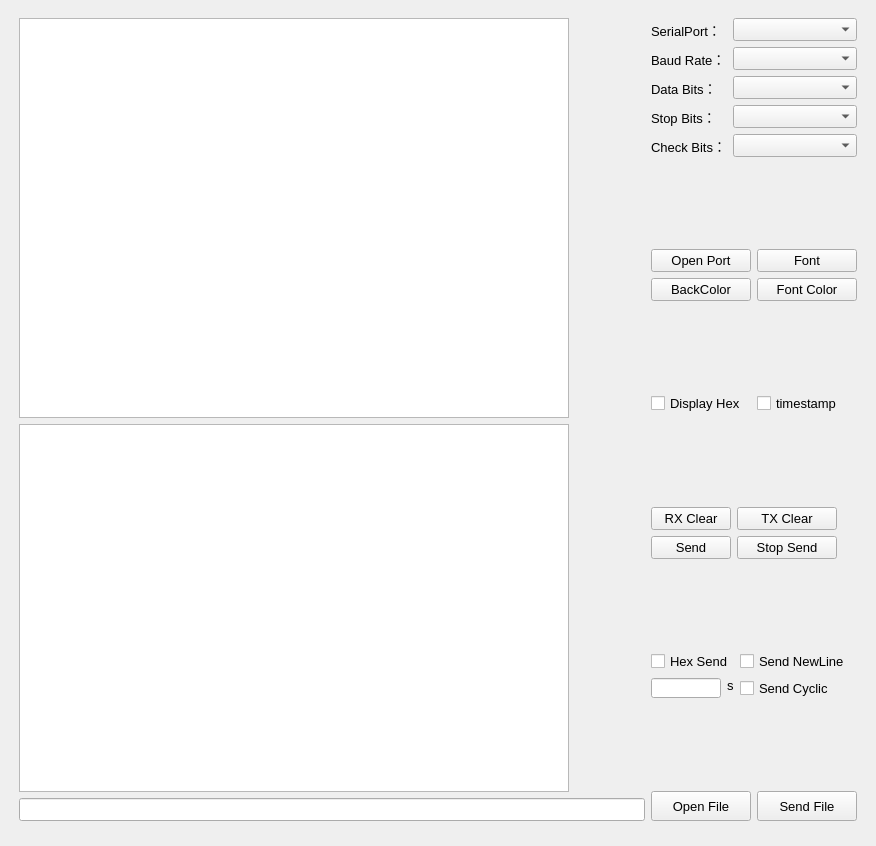
Before: the Qt Designer form src/mainwindow.ui in SandroDickens/SupperCOM, drawn with Qt 5.
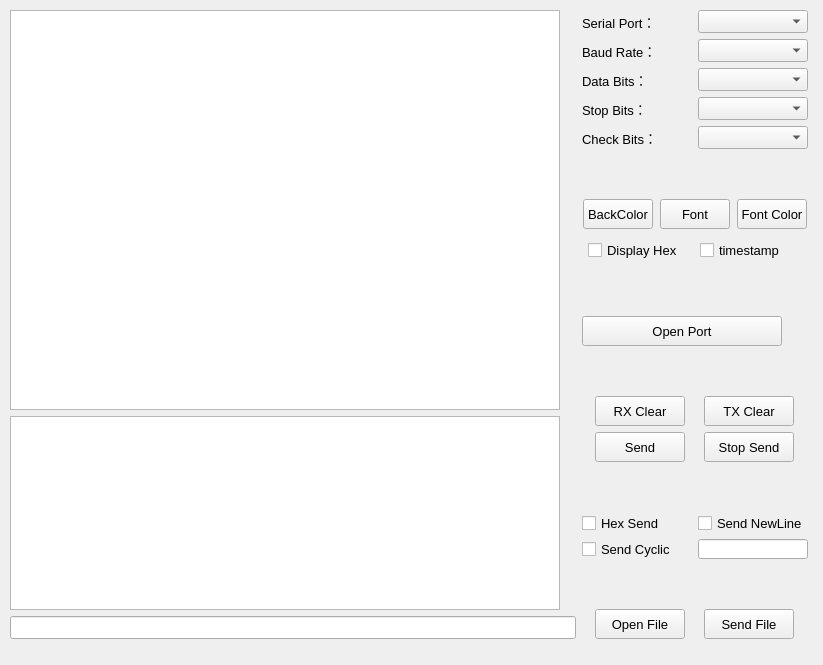
After: the same form once the commit is applied. Icons and pictures are not drawn.

Diff of the .ui file:
```diff
--- a/src/mainwindow.ui
+++ b/src/mainwindow.ui
@@ -6,8 +6,8 @@
    <rect>
     <x>0</x>
     <y>0</y>
-    <width>876</width>
-    <height>846</height>
+    <width>823</width>
+    <height>665</height>
    </rect>
   </property>
   <property name="minimumSize">
@@ -27,15 +27,15 @@
    <widget class="QWidget" name="">
     <property name="geometry">
      <rect>
-      <x>19</x>
-      <y>18</y>
-      <width>838</width>
-      <height>803</height>
+      <x>10</x>
+      <y>10</y>
+      <width>798</width>
+      <height>629</height>
      </rect>
     </property>
-    <layout class="QHBoxLayout" name="horizontalLayout_3">
+    <layout class="QHBoxLayout" name="horizontalLayout_8">
      <item>
-      <layout class="QVBoxLayout" name="verticalLayout_2">
+      <layout class="QVBoxLayout" name="verticalLayout_4">
        <item>
         <widget class="QTextBrowser" name="recvTextBrowser">
          <property name="sizePolicy">
@@ -99,9 +99,9 @@
       </layout>
      </item>
      <item>
-      <layout class="QVBoxLayout" name="verticalLayout">
+      <layout class="QVBoxLayout" name="verticalLayout_3">
        <item>
-        <layout class="QFormLayout" name="formLayout">
+        <layout class="QGridLayout" name="gridLayout">
          <item row="0" column="0">
           <widget class="QLabel" name="label_1">
            <property name="font">
@@ -114,7 +114,7 @@
             <locale language="Chinese" country="China"/>
            </property>
            <property name="text">
-            <string>SerialPort：</string>
+            <string>Serial Port：</string>
            </property>
            <property name="textFormat">
             <enum>Qt::PlainText</enum>
@@ -239,74 +239,38 @@
        </item>
        <item>
         <spacer name="verticalSpacer">
-         <property name="font">
-          <font>
-           <family>Arial</family>
-           <pointsize>10</pointsize>
-          </font>
-         </property>
          <property name="orientation">
           <enum>Qt::Vertical</enum>
          </property>
          <property name="sizeHint" stdset="0">
           <size>
            <width>20</width>
-           <height>53</height>
+           <height>40</height>
           </size>
          </property>
         </spacer>
        </item>
        <item>
-        <layout class="QGridLayout" name="gridLayout">
-         <item row="0" column="0">
-          <widget class="QPushButton" name="openSerialPortBtn">
-           <property name="maximumSize">
-            <size>
-             <width>100</width>
-             <height>30</height>
-            </size>
-           </property>
-           <property name="font">
-            <font>
-             <family>Arial</family>
-             <pointsize>10</pointsize>
-            </font>
-           </property>
-           <property name="locale">
-            <locale language="Chinese" country="China"/>
-           </property>
-           <property name="text">
-            <string>Open Port</string>
-           </property>
-          </widget>
-         </item>
-         <item row="0" column="1">
-          <widget class="QPushButton" name="setFontBtn">
-           <property name="maximumSize">
-            <size>
-             <width>100</width>
-             <height>30</height>
-            </size>
-           </property>
-           <property name="font">
-            <font>
-             <family>Arial</family>
-             <pointsize>10</pointsize>
-            </font>
-           </property>
-           <property name="locale">
-            <locale language="Chinese" country="China"/>
-           </property>
-           <property name="text">
-            <string>Font</string>
-           </property>
-          </widget>
-         </item>
-         <item row="1" column="0">
+        <layout class="QVBoxLayout" name="verticalLayout">
+         <item>
+          <layout class="QHBoxLayout" name="horizontalLayout">
+           <item>
           <widget class="QPushButton" name="setBGColorBtn">
+             <property name="sizePolicy">
+              <sizepolicy hsizetype="Fixed" vsizetype="Fixed">
+               <horstretch>0</horstretch>
+               <verstretch>0</verstretch>
+              </sizepolicy>
+             </property>
+             <property name="minimumSize">
+              <size>
+               <width>70</width>
+               <height>30</height>
+              </size>
+             </property>
            <property name="maximumSize">
             <size>
-             <width>100</width>
+               <width>70</width>
              <height>30</height>
             </size>
            </property>
@@ -324,11 +288,57 @@
            </property>
           </widget>
          </item>
-         <item row="1" column="1">
+           <item>
+            <widget class="QPushButton" name="setFontBtn">
+             <property name="sizePolicy">
+              <sizepolicy hsizetype="Fixed" vsizetype="Fixed">
+               <horstretch>0</horstretch>
+               <verstretch>0</verstretch>
+              </sizepolicy>
+             </property>
+             <property name="minimumSize">
+              <size>
+               <width>70</width>
+               <height>30</height>
+              </size>
+             </property>
+             <property name="maximumSize">
+              <size>
+               <width>70</width>
+               <height>30</height>
+              </size>
+             </property>
+             <property name="font">
+              <font>
+               <family>Arial</family>
+               <pointsize>10</pointsize>
+              </font>
+             </property>
+             <property name="locale">
+              <locale language="Chinese" country="China"/>
+             </property>
+             <property name="text">
+              <string>Font</string>
+             </property>
+            </widget>
+           </item>
+           <item>
           <widget class="QPushButton" name="setFontColorBtn">
+             <property name="sizePolicy">
+              <sizepolicy hsizetype="Fixed" vsizetype="Fixed">
+               <horstretch>0</horstretch>
+               <verstretch>0</verstretch>
+              </sizepolicy>
+             </property>
+             <property name="minimumSize">
+              <size>
+               <width>70</width>
+               <height>30</height>
+              </size>
+             </property>
            <property name="maximumSize">
             <size>
-             <width>100</width>
+               <width>70</width>
              <height>30</height>
             </size>
            </property>
@@ -349,28 +359,27 @@
         </layout>
        </item>
        <item>
-        <spacer name="verticalSpacer_3">
-         <property name="font">
-          <font>
-           <family>Arial</family>
-           <pointsize>10</pointsize>
-          </font>
-         </property>
-         <property name="orientation">
-          <enum>Qt::Vertical</enum>
-         </property>
-         <property name="sizeHint" stdset="0">
-          <size>
-           <width>20</width>
-           <height>52</height>
-          </size>
-         </property>
-        </spacer>
-       </item>
-       <item>
-        <layout class="QHBoxLayout" name="horizontalLayout">
+          <layout class="QHBoxLayout" name="horizontalLayout_6">
          <item>
           <widget class="QCheckBox" name="hexDisplay">
+             <property name="sizePolicy">
+              <sizepolicy hsizetype="Fixed" vsizetype="Fixed">
+               <horstretch>0</horstretch>
+               <verstretch>0</verstretch>
+              </sizepolicy>
+             </property>
+             <property name="minimumSize">
+              <size>
+               <width>100</width>
+               <height>30</height>
+              </size>
+             </property>
+             <property name="maximumSize">
+              <size>
+               <width>100</width>
+               <height>30</height>
+              </size>
+             </property>
            <property name="font">
             <font>
              <family>Arial</family>
@@ -387,6 +396,24 @@
          </item>
          <item>
           <widget class="QCheckBox" name="timeStamp">
+             <property name="sizePolicy">
+              <sizepolicy hsizetype="Fixed" vsizetype="Fixed">
+               <horstretch>0</horstretch>
+               <verstretch>0</verstretch>
+              </sizepolicy>
+             </property>
+             <property name="minimumSize">
+              <size>
+               <width>100</width>
+               <height>30</height>
+              </size>
+             </property>
+             <property name="maximumSize">
+              <size>
+               <width>100</width>
+               <height>30</height>
+              </size>
+             </property>
            <property name="font">
             <font>
              <family>Arial</family>
@@ -403,32 +430,89 @@
          </item>
         </layout>
        </item>
+        </layout>
+       </item>
        <item>
         <spacer name="verticalSpacer_2">
+         <property name="orientation">
+          <enum>Qt::Vertical</enum>
+         </property>
+         <property name="sizeHint" stdset="0">
+          <size>
+           <width>20</width>
+           <height>18</height>
+          </size>
+         </property>
+        </spacer>
+       </item>
+       <item>
+        <widget class="QPushButton" name="openSerialPortBtn">
+         <property name="sizePolicy">
+          <sizepolicy hsizetype="Fixed" vsizetype="Fixed">
+           <horstretch>0</horstretch>
+           <verstretch>0</verstretch>
+          </sizepolicy>
+         </property>
+         <property name="minimumSize">
+          <size>
+           <width>200</width>
+           <height>30</height>
+          </size>
+         </property>
+         <property name="maximumSize">
+          <size>
+           <width>200</width>
+           <height>30</height>
+          </size>
+         </property>
          <property name="font">
           <font>
            <family>Arial</family>
            <pointsize>10</pointsize>
           </font>
          </property>
+         <property name="locale">
+          <locale language="Chinese" country="China"/>
+         </property>
+         <property name="text">
+          <string>Open Port</string>
+         </property>
+        </widget>
+       </item>
+       <item>
+        <spacer name="verticalSpacer_5">
          <property name="orientation">
           <enum>Qt::Vertical</enum>
          </property>
          <property name="sizeHint" stdset="0">
           <size>
            <width>20</width>
-           <height>53</height>
+           <height>13</height>
           </size>
          </property>
         </spacer>
        </item>
        <item>
-        <layout class="QFormLayout" name="formLayout_2">
-         <item row="0" column="0">
+        <layout class="QVBoxLayout" name="verticalLayout_2">
+         <item>
+          <layout class="QHBoxLayout" name="horizontalLayout_3">
+           <item>
           <widget class="QPushButton" name="cleanDisplayArea">
+             <property name="sizePolicy">
+              <sizepolicy hsizetype="Fixed" vsizetype="Fixed">
+               <horstretch>0</horstretch>
+               <verstretch>0</verstretch>
+              </sizepolicy>
+             </property>
+             <property name="minimumSize">
+              <size>
+               <width>90</width>
+               <height>30</height>
+              </size>
+             </property>
            <property name="maximumSize">
             <size>
-             <width>100</width>
+               <width>90</width>
              <height>30</height>
             </size>
            </property>
@@ -446,11 +530,23 @@
            </property>
           </widget>
          </item>
-         <item row="0" column="1">
+           <item>
           <widget class="QPushButton" name="cleanSendArea">
+             <property name="sizePolicy">
+              <sizepolicy hsizetype="Fixed" vsizetype="Fixed">
+               <horstretch>0</horstretch>
+               <verstretch>0</verstretch>
+              </sizepolicy>
+             </property>
+             <property name="minimumSize">
+              <size>
+               <width>90</width>
+               <height>30</height>
+              </size>
+             </property>
            <property name="maximumSize">
             <size>
-             <width>100</width>
+               <width>90</width>
              <height>30</height>
             </size>
            </property>
@@ -468,11 +564,27 @@
            </property>
           </widget>
          </item>
-         <item row="1" column="0">
+          </layout>
+         </item>
+         <item>
+          <layout class="QHBoxLayout" name="horizontalLayout_4">
+           <item>
           <widget class="QPushButton" name="sendBtn">
+             <property name="sizePolicy">
+              <sizepolicy hsizetype="Fixed" vsizetype="Fixed">
+               <horstretch>0</horstretch>
+               <verstretch>0</verstretch>
+              </sizepolicy>
+             </property>
+             <property name="minimumSize">
+              <size>
+               <width>90</width>
+               <height>30</height>
+              </size>
+             </property>
            <property name="maximumSize">
             <size>
-             <width>100</width>
+               <width>90</width>
              <height>30</height>
             </size>
            </property>
@@ -490,11 +602,23 @@
            </property>
           </widget>
          </item>
-         <item row="1" column="1">
+           <item>
           <widget class="QPushButton" name="stopSendBtn">
+             <property name="sizePolicy">
+              <sizepolicy hsizetype="Fixed" vsizetype="Fixed">
+               <horstretch>0</horstretch>
+               <verstretch>0</verstretch>
+              </sizepolicy>
+             </property>
+             <property name="minimumSize">
+              <size>
+               <width>90</width>
+               <height>30</height>
+              </size>
+             </property>
            <property name="maximumSize">
             <size>
-             <width>100</width>
+               <width>90</width>
              <height>30</height>
             </size>
            </property>
@@ -514,29 +638,45 @@
          </item>
         </layout>
        </item>
+        </layout>
+       </item>
        <item>
-        <spacer name="verticalSpacer_4">
-         <property name="font">
-          <font>
-           <family>Arial</family>
-           <pointsize>10</pointsize>
-          </font>
-         </property>
+        <spacer name="verticalSpacer_3">
          <property name="orientation">
           <enum>Qt::Vertical</enum>
          </property>
          <property name="sizeHint" stdset="0">
           <size>
            <width>20</width>
-           <height>52</height>
+           <height>18</height>
           </size>
          </property>
         </spacer>
        </item>
        <item>
-        <layout class="QFormLayout" name="formLayout_4">
+        <layout class="QGridLayout" name="gridLayout_2">
          <item row="0" column="0">
+          <layout class="QHBoxLayout" name="horizontalLayout_7">
+           <item>
           <widget class="QCheckBox" name="hexSend">
+             <property name="sizePolicy">
+              <sizepolicy hsizetype="Fixed" vsizetype="Fixed">
+               <horstretch>0</horstretch>
+               <verstretch>0</verstretch>
+              </sizepolicy>
+             </property>
+             <property name="minimumSize">
+              <size>
+               <width>110</width>
+               <height>20</height>
+              </size>
+             </property>
+             <property name="maximumSize">
+              <size>
+               <width>100</width>
+               <height>20</height>
+              </size>
+             </property>
            <property name="font">
             <font>
              <family>Arial</family>
@@ -551,8 +691,26 @@
            </property>
           </widget>
          </item>
-         <item row="0" column="1">
+           <item>
           <widget class="QCheckBox" name="sendNewLine">
+             <property name="sizePolicy">
+              <sizepolicy hsizetype="Fixed" vsizetype="Fixed">
+               <horstretch>0</horstretch>
+               <verstretch>0</verstretch>
+              </sizepolicy>
+             </property>
+             <property name="minimumSize">
+              <size>
+               <width>110</width>
+               <height>20</height>
+              </size>
+             </property>
+             <property name="maximumSize">
+              <size>
+               <width>100</width>
+               <height>20</height>
+              </size>
+             </property>
            <property name="font">
             <font>
              <family>Arial</family>
@@ -567,58 +725,11 @@
            </property>
           </widget>
          </item>
-         <item row="1" column="0">
-          <layout class="QFormLayout" name="formLayout_3">
-           <item row="0" column="0">
-            <widget class="QLineEdit" name="sendInterval">
-             <property name="sizePolicy">
-              <sizepolicy hsizetype="Fixed" vsizetype="Fixed">
-               <horstretch>0</horstretch>
-               <verstretch>0</verstretch>
-              </sizepolicy>
-             </property>
-             <property name="minimumSize">
-              <size>
-               <width>70</width>
-               <height>20</height>
-              </size>
-             </property>
-             <property name="maximumSize">
-              <size>
-               <width>60</width>
-               <height>20</height>
-              </size>
-             </property>
-             <property name="font">
-              <font>
-               <family>Arial</family>
-               <pointsize>10</pointsize>
-              </font>
-             </property>
-            </widget>
-           </item>
-           <item row="0" column="1">
-            <widget class="QLabel" name="label">
-             <property name="sizePolicy">
-              <sizepolicy hsizetype="Fixed" vsizetype="Fixed">
-               <horstretch>0</horstretch>
-               <verstretch>0</verstretch>
-              </sizepolicy>
-             </property>
-             <property name="font">
-              <font>
-               <family>Arial</family>
-               <pointsize>10</pointsize>
-              </font>
-             </property>
-             <property name="text">
-              <string>s</string>
-             </property>
-            </widget>
-           </item>
           </layout>
          </item>
-         <item row="1" column="1">
+         <item row="1" column="0">
+          <layout class="QHBoxLayout" name="horizontalLayout_2">
+           <item>
           <widget class="QCheckBox" name="schedSend">
            <property name="sizePolicy">
             <sizepolicy hsizetype="Fixed" vsizetype="Fixed">
@@ -626,6 +737,18 @@
              <verstretch>0</verstretch>
             </sizepolicy>
            </property>
+             <property name="minimumSize">
+              <size>
+               <width>110</width>
+               <height>20</height>
+              </size>
+             </property>
+             <property name="maximumSize">
+              <size>
+               <width>100</width>
+               <height>20</height>
+              </size>
+             </property>
            <property name="font">
             <font>
              <family>Arial</family>
@@ -640,40 +763,70 @@
            </property>
           </widget>
          </item>
-        </layout>
-       </item>
        <item>
-        <spacer name="verticalSpacer_5">
+            <widget class="QLineEdit" name="sendInterval">
+             <property name="sizePolicy">
+              <sizepolicy hsizetype="Fixed" vsizetype="Fixed">
+               <horstretch>0</horstretch>
+               <verstretch>0</verstretch>
+              </sizepolicy>
+             </property>
+             <property name="minimumSize">
+              <size>
+               <width>110</width>
+               <height>20</height>
+              </size>
+             </property>
+             <property name="maximumSize">
+              <size>
+               <width>100</width>
+               <height>20</height>
+              </size>
+             </property>
          <property name="font">
           <font>
            <family>Arial</family>
            <pointsize>10</pointsize>
           </font>
          </property>
+            </widget>
+           </item>
+          </layout>
+         </item>
+        </layout>
+       </item>
+       <item>
+        <spacer name="verticalSpacer_4">
          <property name="orientation">
           <enum>Qt::Vertical</enum>
          </property>
          <property name="sizeHint" stdset="0">
           <size>
            <width>20</width>
-           <height>53</height>
+           <height>18</height>
           </size>
          </property>
         </spacer>
        </item>
        <item>
-        <layout class="QHBoxLayout" name="horizontalLayout_2">
+        <layout class="QHBoxLayout" name="horizontalLayout_5">
          <item>
           <widget class="QToolButton" name="openFileBtn">
+           <property name="sizePolicy">
+            <sizepolicy hsizetype="Fixed" vsizetype="Fixed">
+             <horstretch>0</horstretch>
+             <verstretch>0</verstretch>
+            </sizepolicy>
+           </property>
            <property name="minimumSize">
             <size>
-             <width>100</width>
+             <width>90</width>
              <height>30</height>
             </size>
            </property>
            <property name="maximumSize">
             <size>
-             <width>100</width>
+             <width>90</width>
              <height>30</height>
             </size>
            </property>
@@ -701,13 +854,13 @@
            </property>
            <property name="minimumSize">
             <size>
-             <width>100</width>
+             <width>90</width>
              <height>30</height>
             </size>
            </property>
            <property name="maximumSize">
             <size>
-             <width>100</width>
+             <width>90</width>
              <height>30</height>
             </size>
            </property>
```
Left out of the diff: 7 changed lines with no effect on the pictures. Lines whose indentation alone changed are shown as unchanged.
